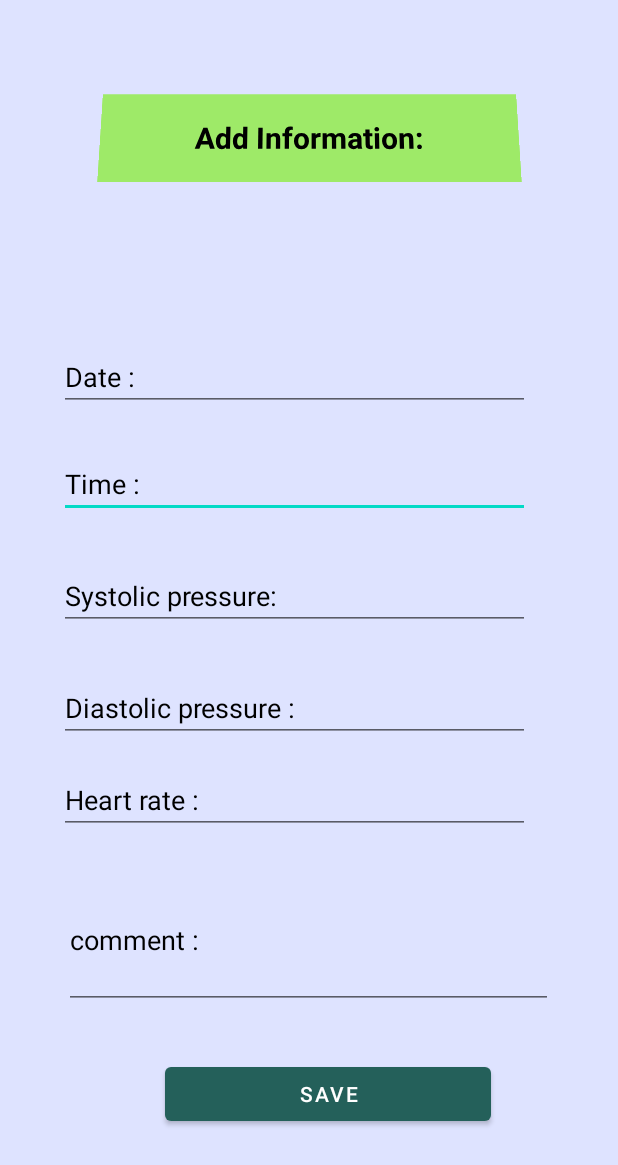
After one commit to Swaraj44/CardiacRecorder, an Android app: the Add_Info screen opened directly, with no data from a screen before it, on a phone screen of 412 x 824 dp. The commit adds this screen. Shown: the top 1165 px of the screen. Run offline under Robolectric (Android 15) with nearby library versions, the phone set to English and light mode, and no system bars; our stand-ins replace Firebase (no records; nobody signed in at launch, a user with empty details on screens opened directly).

Commit message:
add_info Prili design done

```diff
--- a/app/src/main/AndroidManifest.xml
+++ b/app/src/main/AndroidManifest.xml
@@ -12,6 +12,12 @@
         android:supportsRtl="true"
         android:theme="@style/Theme.CardiacRecorder"
         tools:targetApi="31">
+        <activity
+            android:name=".Add_Info"
+            android:exported="false" />
+        <activity
+            android:name=".View_Info"
+            android:exported="false" />
         <activity
             android:name=".Dash_Board"
             android:exported="false" />
--- /dev/null
+++ b/app/src/main/java/com/example/cardiacrecorder/Add_Info.java
@@ -0,0 +1,103 @@
+package com.example.cardiacrecorder;
+
+import android.os.Bundle;
+import android.view.View;
+import android.widget.Button;
+import android.widget.EditText;
+import android.widget.Toast;
+
+import androidx.annotation.NonNull;
+import androidx.appcompat.app.AppCompatActivity;
+
+import com.google.android.gms.tasks.OnCompleteListener;
+import com.google.android.gms.tasks.Task;
+import com.google.firebase.auth.FirebaseAuth;
+import com.google.firebase.database.DatabaseReference;
+import com.google.firebase.database.FirebaseDatabase;
+
+import java.util.HashMap;
+
+
+public class Add_Info extends AppCompatActivity {
+
+    private EditText mEmail, mPass;
+    private Button saveBtn;
+
+    private EditText name11, email11, mobile11, dept11;
+
+    private FirebaseAuth mAuth;
+
+    @Override
+    protected void onCreate(Bundle savedInstanceState) {
+        super.onCreate(savedInstanceState);
+        setContentView(R.layout.activity_add_info);
+
+
+        saveBtn = findViewById(R.id.save_btn);
+        name11 = findViewById(R.id.name21);
+        email11 = findViewById(R.id.email_signin21);
+        mobile11 = findViewById(R.id.mobi21);
+        dept11 = findViewById(R.id.dept21);
+
+
+        mAuth = FirebaseAuth.getInstance();
+
+        saveBtn.setOnClickListener(new View.OnClickListener() {
+            @Override
+            public void onClick(View v) {
+                add();
+
+            }
+        });
+
+    }
+
+    //Value adding function!
+
+    public void add() {
+
+
+        Bundle bb=getIntent().getExtras();
+        String dg=bb.getString("desg");
+
+        String name, email, mobile, designation, dept;
+
+        name = name11.getText().toString();
+        email = email11.getText().toString();
+        mobile = mobile11.getText().toString();
+        designation = dg;
+        dept = dept11.getText().toString();
+
+
+        String ss="\\.";
+        String[] ss1 = email.split(ss, 100);
+        String emailkey="";
+
+        for (String a : ss1)emailkey+=a;
+
+
+
+        /////////////////////////////////////////////////////////////////////
+        HashMap<String, String> userMap = new HashMap<>();
+
+        userMap.put("name", name);
+        userMap.put("email", email);
+        userMap.put("mobile", mobile);
+        userMap.put("designation", designation);
+        userMap.put("dept", dept);
+
+
+
+
+        FirebaseDatabase db = FirebaseDatabase.getInstance();
+        DatabaseReference root = db.getReference().child("EIMS").child(designation).child(emailkey);
+
+        root.setValue(userMap).addOnCompleteListener(new OnCompleteListener<Void>() {
+
+            @Override
+            public void onComplete(@NonNull Task<Void> task) {
+                Toast.makeText(Add_Info.this, "Data Saved", Toast.LENGTH_SHORT).show();
+            }
+        });
+    }
+}
--- /dev/null
+++ b/app/src/main/java/com/example/cardiacrecorder/View_Info.java
@@ -0,0 +1,14 @@
+package com.example.cardiacrecorder;
+
+import android.os.Bundle;
+
+import androidx.appcompat.app.AppCompatActivity;
+
+public class View_Info extends AppCompatActivity {
+
+    @Override
+    protected void onCreate(Bundle savedInstanceState) {
+        super.onCreate(savedInstanceState);
+        setContentView(R.layout.activity_view_info);
+    }
+}
--- /dev/null
+++ b/app/src/main/res/layout/activity_add_info.xml
@@ -0,0 +1,142 @@
+<?xml version="1.0" encoding="utf-8"?>
+<androidx.constraintlayout.widget.ConstraintLayout xmlns:android="http://schemas.android.com/apk/res/android"
+    xmlns:app="http://schemas.android.com/apk/res-auto"
+    xmlns:tools="http://schemas.android.com/tools"
+    android:layout_width="match_parent"
+    android:layout_height="match_parent"
+    android:background="#DEE3FF"
+    tools:context=".Add_Info">
+
+
+    <TextView
+        android:id="@+id/textView5"
+        android:layout_width="279dp"
+        android:layout_height="59dp"
+        android:background="#9EEA68"
+        android:gravity="center"
+        android:rotationX="10"
+        android:rotationY="0"
+        android:text="Add Information:"
+
+        android:textColor="@color/black"
+        android:textColorHint="@color/black"
+        android:textSize="20dp"
+        android:textStyle="bold"
+        app:layout_constraintBottom_toBottomOf="parent"
+        app:layout_constraintEnd_toEndOf="parent"
+        app:layout_constraintStart_toStartOf="parent"
+        app:layout_constraintTop_toTopOf="parent"
+        app:layout_constraintVertical_bias="0.081" />
+
+    <EditText
+        android:id="@+id/mobi21"
+        android:layout_width="314dp"
+        android:layout_height="42dp"
+        android:ems="10"
+        android:hint="Time :"
+        android:inputType="textPersonName"
+        android:textColor="@color/black"
+        android:textColorHint="@color/black"
+        app:layout_constraintBottom_toBottomOf="parent"
+        app:layout_constraintEnd_toEndOf="parent"
+        app:layout_constraintHorizontal_bias="0.402"
+        app:layout_constraintStart_toStartOf="parent"
+        app:layout_constraintTop_toTopOf="parent"
+        app:layout_constraintVertical_bias="0.388" />
+
+    <EditText
+        android:id="@+id/email_signin21"
+        android:layout_width="314dp"
+        android:layout_height="42dp"
+        android:ems="10"
+        android:hint="Diastolic pressure :"
+        android:inputType="textPersonName"
+        android:textColor="@color/black"
+        android:textColorHint="@color/black"
+        app:layout_constraintBottom_toBottomOf="parent"
+        app:layout_constraintEnd_toEndOf="parent"
+        app:layout_constraintHorizontal_bias="0.402"
+        app:layout_constraintStart_toStartOf="parent"
+        app:layout_constraintTop_toTopOf="parent"
+        app:layout_constraintVertical_bias="0.579" />
+
+    <EditText
+        android:id="@+id/name21"
+        android:layout_width="314dp"
+        android:layout_height="42dp"
+        android:ems="10"
+        android:hint="Date :"
+        android:inputType="textPersonName"
+        android:textColor="@color/black"
+
+        android:textColorHint="@color/black"
+        app:layout_constraintBottom_toBottomOf="parent"
+        app:layout_constraintEnd_toEndOf="parent"
+        app:layout_constraintHorizontal_bias="0.402"
+        app:layout_constraintStart_toStartOf="parent"
+        app:layout_constraintTop_toTopOf="parent"
+        app:layout_constraintVertical_bias="0.297" />
+
+    <EditText
+        android:id="@+id/dept21"
+        android:layout_width="314dp"
+        android:layout_height="42dp"
+        android:ems="10"
+        android:hint="Systolic pressure:"
+        android:inputType="textPersonName"
+        android:textColor="@color/black"
+        android:textColorHint="@color/black"
+        app:layout_constraintBottom_toBottomOf="parent"
+        app:layout_constraintEnd_toEndOf="parent"
+        app:layout_constraintHorizontal_bias="0.402"
+        app:layout_constraintStart_toStartOf="parent"
+        app:layout_constraintTop_toTopOf="parent"
+        app:layout_constraintVertical_bias="0.483" />
+
+
+    <EditText
+        android:id="@+id/aaa"
+        android:layout_width="314dp"
+        android:layout_height="42dp"
+        android:ems="10"
+        android:hint="Heart rate :"
+        android:inputType="textPersonName"
+        android:textColor="@color/black"
+        android:textColorHint="@color/black"
+        app:layout_constraintBottom_toBottomOf="parent"
+        app:layout_constraintEnd_toEndOf="parent"
+        app:layout_constraintHorizontal_bias="0.402"
+        app:layout_constraintStart_toStartOf="parent"
+        app:layout_constraintTop_toTopOf="parent"
+        app:layout_constraintVertical_bias="0.657" />
+
+    <EditText
+        android:id="@+id/kkk"
+        android:layout_width="326dp"
+        android:layout_height="92dp"
+        android:ems="10"
+        android:hint="comment :"
+        android:inputType="textPersonName"
+        android:textColor="@color/black"
+        android:textColorHint="@color/black"
+        app:layout_constraintBottom_toBottomOf="parent"
+        app:layout_constraintEnd_toEndOf="parent"
+        app:layout_constraintHorizontal_bias="0.494"
+        app:layout_constraintStart_toStartOf="parent"
+        app:layout_constraintTop_toTopOf="parent"
+        app:layout_constraintVertical_bias="0.793" />
+
+    <Button
+    android:id="@+id/save_btn"
+    android:layout_width="217dp"
+    android:layout_height="48dp"
+    android:text="Save"
+    app:layout_constraintBottom_toBottomOf="parent"
+    app:layout_constraintEnd_toEndOf="parent"
+    app:layout_constraintHorizontal_bias="0.564"
+    app:layout_constraintStart_toStartOf="parent"
+    app:layout_constraintTop_toTopOf="parent"
+    app:layout_constraintVertical_bias="0.909" />
+
+
+</androidx.constraintlayout.widget.ConstraintLayout>
--- /dev/null
+++ b/app/src/main/res/layout/activity_view_info.xml
@@ -0,0 +1,9 @@
+<?xml version="1.0" encoding="utf-8"?>
+<androidx.constraintlayout.widget.ConstraintLayout xmlns:android="http://schemas.android.com/apk/res/android"
+    xmlns:app="http://schemas.android.com/apk/res-auto"
+    xmlns:tools="http://schemas.android.com/tools"
+    android:layout_width="match_parent"
+    android:layout_height="match_parent"
+    tools:context=".View_Info">
+
+</androidx.constraintlayout.widget.ConstraintLayout>
--- a/app/src/main/res/values/colors.xml
+++ b/app/src/main/res/values/colors.xml
@@ -9,4 +9,13 @@
     <color name="white">#FFFFFFFF</color>
     <color name="error">#B00020</color>
     <color name="green">#008000</color>
+
+    <color name="purple_200">#FFBB86FC</color>
+    <color name="purple_500">#FF6200EE</color>
+    <color name="purple_700">#FF3700B3</color>
+    <color name="teal_200">#FF03DAC5</color>
+    <color name="teal_700">#FF018786</color>
+    <color name="black">#FF000000</color>
+
+
 </resources>
```
